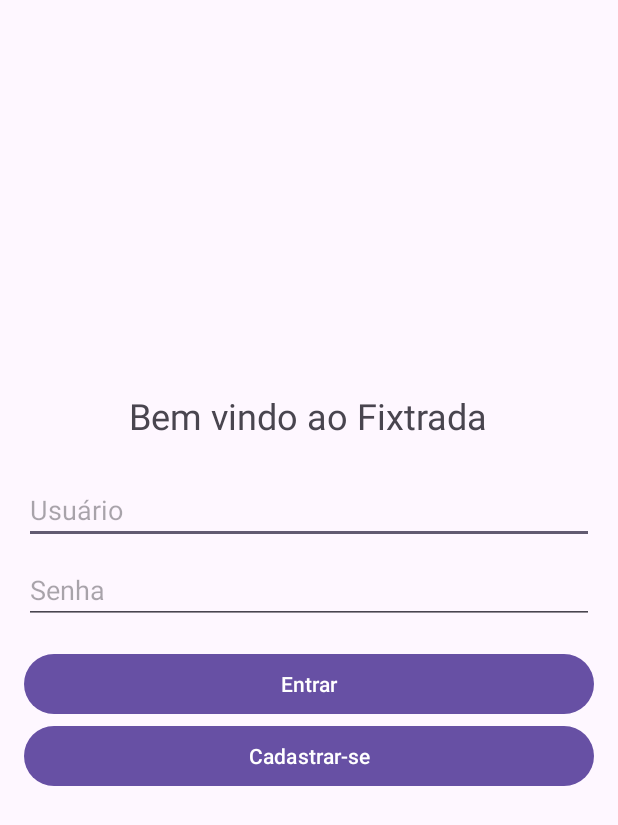
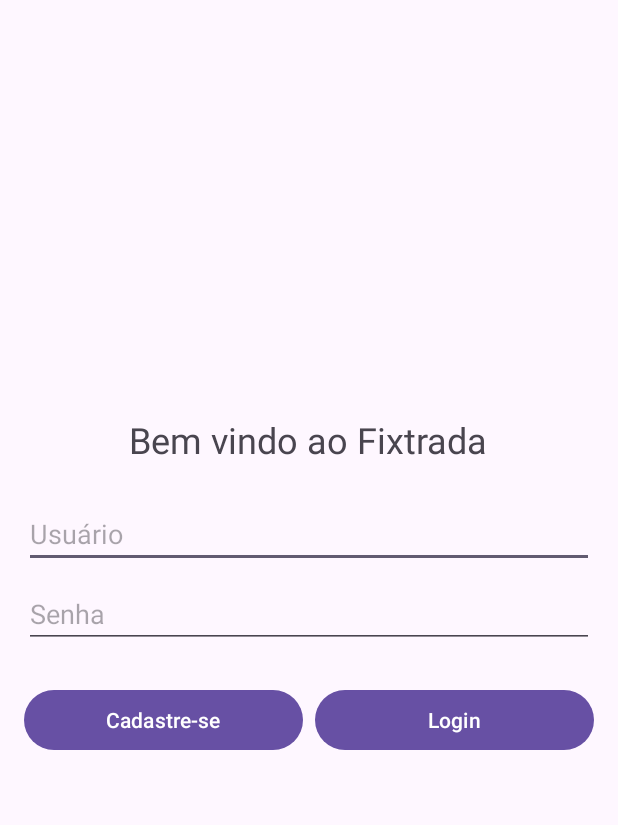
Before and after one commit to vitorpeclat/prototipo_fixtrada, an Android app: the screen it shows after launch (telaInicial), on a phone screen of 412 x 824 dp. Shown: the top 825 px of the screen. Run offline under Robolectric (Android 15) with nearby library versions, the phone set to English and light mode, and no system bars.

Commit message:
Update tela_inicial.xml

```diff
--- a/app/src/main/res/layout/tela_inicial.xml
+++ b/app/src/main/res/layout/tela_inicial.xml
@@ -32,17 +32,29 @@
         android:inputType="textPassword"
         android:layout_marginBottom="16dp"/>
 
-    <Button
-        android:id="@+id/btLogin"
+    <LinearLayout
         android:layout_width="match_parent"
         android:layout_height="wrap_content"
-        android:text="Entrar"/>
+        android:orientation="horizontal"
+        android:layout_marginTop="8dp"
+        android:layout_marginBottom="8dp"
+        android:weightSum="2">
 
-    <Button
-        android:id="@+id/btCadastro"
-        android:layout_width="match_parent"
-        android:layout_height="wrap_content"
-        android:text="Cadastrar-se"/>
+        <Button
+            android:id="@+id/btCadastro"
+            android:layout_width="0dp"
+            android:layout_height="wrap_content"
+            android:layout_weight="1"
+            android:text="Cadastre-se" />
+
+        <Button
+            android:id="@+id/btLogin"
+            android:layout_width="0dp"
+            android:layout_marginLeft="8dp"
+            android:layout_height="wrap_content"
+            android:layout_weight="1"
+            android:text="Login" />
+    </LinearLayout>
 
     <TextView
         android:id="@+id/txMensagem"
```
